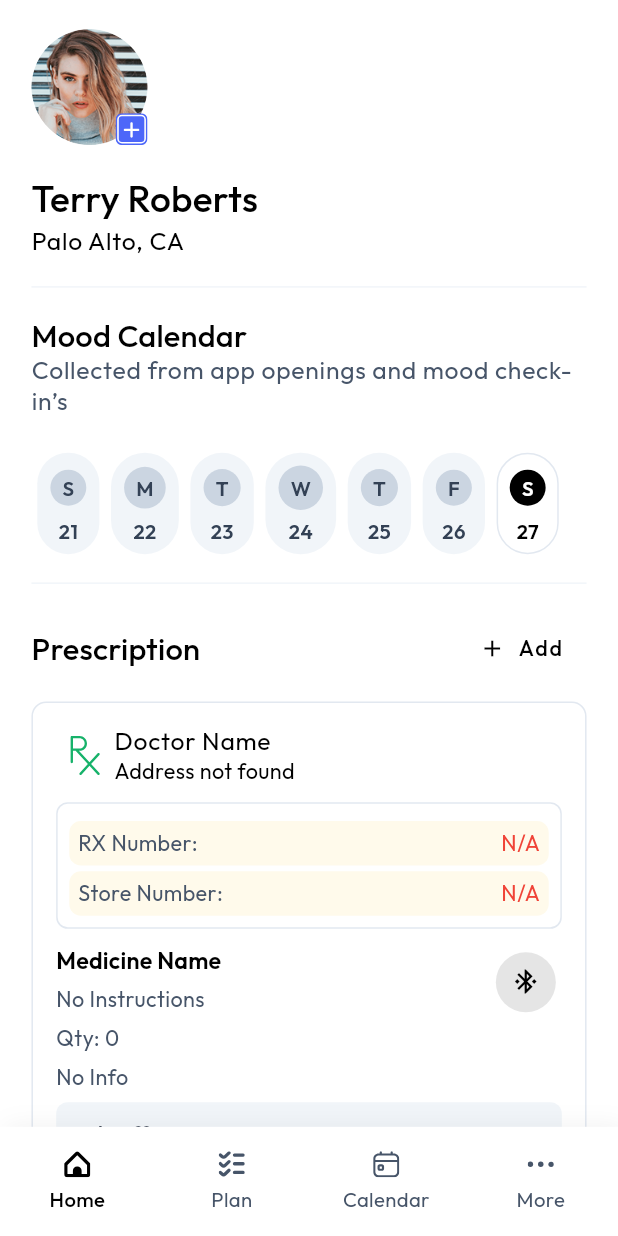
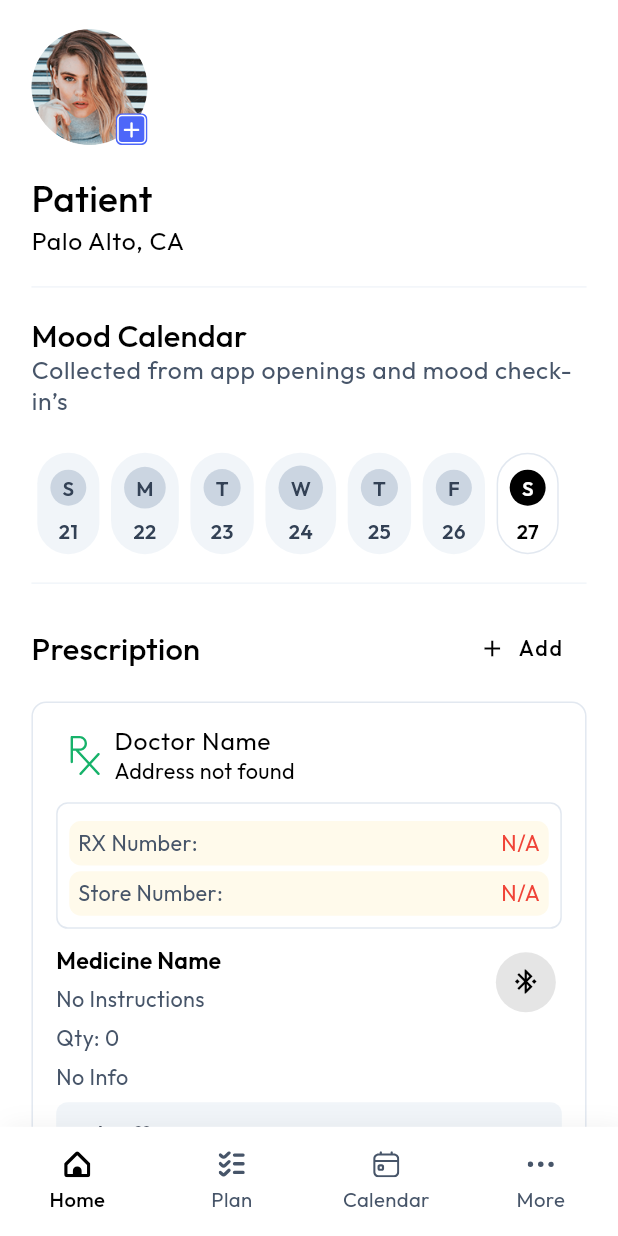
Before and after one commit to kevon-dot/farda, a Flutter app: the ScreenMore screen opened by its route, on a phone screen of 412 x 824 dp. Run offline on Flutter 3.47's test engine with Material 3 defaults, Android fonts, the phone set to English and light mode, and no system bars; drawn by our look-alikes of toastification; our stand-ins replace auto_route, easy_stepper, flutter_bloc, flutter_blue_plus, flutter_dotenv, flutter_screenutil and 8 more; missing offline and left inert: bloc_presentation, clipboard; accounts and stored records are empty; network calls fail.

Commit message:
fix(mobile): show authenticated user's real name, not hardcoded identity (#53)
Surface the real logged-in user's display name (from the verify-otp
response, which better-auth populates as `user.name`) instead of the
hardcoded "Terry Roberts" / "Tom Cruse" placeholders.

- AuthStorage now persists/reads a `name` session key.
- LoginProvider exposes a `name` field, a pure `displayNameFromResponse`
  helper, persists the name on verify, and restores it via loadFromPrefs.
- main.dart primes LoginProvider from prefs at startup.
- Home, More, and Prescription screens read the provider name (with a
  "Patient" fallback when empty).
- Added unit tests for displayNameFromResponse in models_test.dart.


Claude-Session: https://claude.ai/code/session_014afc9QknNyFF3bPn1guht6

Co-authored-by: Claude <noreply@anthropic.com>

```diff
--- a/farda-app/lib/application/authentication/storage/auth_storage.dart
+++ b/farda-app/lib/application/authentication/storage/auth_storage.dart
@@ -18,11 +18,17 @@ class AuthStorage {
   }
 
   // Shared Preferences (for non-sensitive data, user info, access etc)
-  static Future<void> saveSession({required String access, required String refresh, required String id}) async {
+  static Future<void> saveSession({
+    required String access,
+    required String refresh,
+    required String id,
+    String name = '',
+  }) async {
     final prefs = await SharedPreferences.getInstance();
     await prefs.setString('access', access);
     await prefs.setString('refresh', refresh);
     await prefs.setString('id', id);
+    await prefs.setString('name', name);
   }
 
   static Future<Map<String, String?>> getSession() async {
@@ -31,6 +37,7 @@ class AuthStorage {
       'access': prefs.getString('access'),
       'refresh': prefs.getString('refresh'),
       'id': prefs.getString('id'),
+      'name': prefs.getString('name'),
     };
   }
 
--- a/farda-app/lib/main.dart
+++ b/farda-app/lib/main.dart
@@ -32,7 +32,7 @@ class _MyAppState extends State<MyApp> {
         return ToastificationWrapper(
           child: MultiProvider(
             providers: [
-              ChangeNotifierProvider(create: (_) => LoginProvider()),
+              ChangeNotifierProvider(create: (_) => LoginProvider()..loadFromPrefs()),
               ChangeNotifierProvider(create: (_) => EmojiProvider()),
               ChangeNotifierProvider(
                 create: (_) => CalenderProvider()..getCallAllApi(),
--- a/farda-app/lib/screens/dashboard/home/screen_home.dart
+++ b/farda-app/lib/screens/dashboard/home/screen_home.dart
@@ -2,6 +2,7 @@
 import 'package:farda/components/_components.dart';
 import 'package:farda/screens/dashboard/calendar/calender_provider.dart';
 import 'package:farda/screens/dashboard/home/home_provider.dart';
+import 'package:farda/screens/login/login_provider.dart';
 import 'package:farda/theme.dart';
 import 'package:flutter/material.dart';
 import 'package:flutter_screenutil/flutter_screenutil.dart';
@@ -24,6 +25,9 @@ class _ScreenHomeState extends State<ScreenHome> {
     final colors = theme.extension<FardaColors>()!;
     final spacing = theme.extension<Spacing>()!;
     final provider = context.watch<CalenderProvider>();
+    final loginProvider = context.watch<LoginProvider>();
+    final patientName =
+        loginProvider.name.isNotEmpty ? loginProvider.name : "Patient";
     return Scaffold(
       body: SafeArea(
         child: SingleChildScrollView(
@@ -44,7 +48,7 @@ class _ScreenHomeState extends State<ScreenHome> {
                 mainAxisAlignment: MainAxisAlignment.spaceBetween,
                 crossAxisAlignment: CrossAxisAlignment.start,
                 children: [
-                  Text("Terry Roberts", style: textTheme.titleMedium),
+                  Text(patientName, style: textTheme.titleMedium),
                   Text(
                     "Sunday",
                     style: textTheme.bodyMedium?.copyWith(
--- a/farda-app/lib/screens/dashboard/more/screen_more.dart
+++ b/farda-app/lib/screens/dashboard/more/screen_more.dart
@@ -1,4 +1,5 @@
 import 'package:farda/components/_components.dart';
+import 'package:farda/screens/login/login_provider.dart';
 import 'package:farda/screens/prescription_info/prescription_provider.dart';
 import 'package:farda/theme.dart';
 import 'package:farda/routes/routes.dart';
@@ -17,6 +18,9 @@ class ScreenMore extends StatelessWidget {
     final colors = theme.extension<FardaColors>()!;
     final spacing = theme.extension<Spacing>()!;
     final prescriptionProvider = context.watch<PrescriptionProvider>();
+    final loginProvider = context.watch<LoginProvider>();
+    final patientName =
+        loginProvider.name.isNotEmpty ? loginProvider.name : "Patient";
     return Scaffold(
       // appBar: CustomAppBar(titleType: AppBarTitleType.text, titleText: ""),
       body: SafeArea(
@@ -32,7 +36,7 @@ class ScreenMore extends StatelessWidget {
               ),
               20.verticalSpace,
               Text(
-                "Terry Roberts",
+                patientName,
                 style: theme.textTheme.titleLarge?.merge(
                   TextStyle(fontWeight: FontWeight.w500),
                 ),
@@ -94,7 +98,7 @@ class ScreenMore extends StatelessWidget {
                             context.push(CustomRoutePaths.screenConnectOnBoard),
                     drName: "Doctor Name",
                     address: "Address not found",
-                    patientName: "Tom Cruse",
+                    patientName: patientName,
                     rxNumber: "N/A",
                     storeNumber: "N/A",
                     title: "Medicine Name",
@@ -122,7 +126,7 @@ class ScreenMore extends StatelessWidget {
                             .first
                             .address ??
                         "Address not found",
-                    patientName: "Tom Cruse",
+                    patientName: patientName,
                     rxNumber:
                         prescriptionProvider
                             .prescriptionModelList
--- a/farda-app/lib/screens/prescription_info/screen_prescription.dart
+++ b/farda-app/lib/screens/prescription_info/screen_prescription.dart
@@ -1,5 +1,6 @@
 import 'package:farda/components/_components.dart';
 import 'package:farda/routes/routes.dart';
+import 'package:farda/screens/login/login_provider.dart';
 import 'package:farda/screens/prescription_info/prescription_provider.dart';
 import 'package:farda/screens/prescription_info/prescription_controller.dart';
 import 'package:farda/theme.dart';
@@ -20,6 +21,9 @@ class ScreenPrescription extends StatelessWidget {
     final colors = theme.extension<FardaColors>()!;
     final spacing = theme.extension<Spacing>()!;
     final prescriptionProvider = context.watch<PrescriptionProvider>();
+    final loginProvider = context.watch<LoginProvider>();
+    final patientName =
+        loginProvider.name.isNotEmpty ? loginProvider.name : "Patient";
     return ExtendedScaffold(
       appBar: CustomAppBar(
         titleType: AppBarTitleType.text,
@@ -145,7 +149,7 @@ class ScreenPrescription extends StatelessWidget {
                       address: (prescriptionProvider.prescriptionModel.address == null || prescriptionProvider.prescriptionModel.address == 'none')
                           ? "Address not found"
                           : prescriptionProvider.prescriptionModel.address!,
-                      patientName: "Tom Cruse",
+                      patientName: patientName,
                       rxNumber: (prescriptionProvider.prescriptionModel.rxNumber == null || prescriptionProvider.prescriptionModel.rxNumber == 'none')
                           ? "N/A"
                           : prescriptionProvider.prescriptionModel.rxNumber!,
```
Also changed, not shown: farda-app/lib/screens/login/login_provider.dart (+20 -0 lines), 1 other file.
